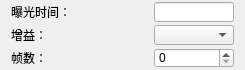
Above: ZCIPS/PanelDetector/pesipanelwidget.ui from maozi2327/ZCIPS before the change. Below: the same form after it.
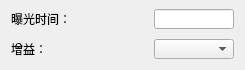
That is the form after the change.

```diff
--- a/ZCIPS/PanelDetector/pesipanelwidget.ui
+++ b/ZCIPS/PanelDetector/pesipanelwidget.ui
@@ -127,22 +127,6 @@
      </property>
     </widget>
    </item>
-   <item row="2" column="0">
-    <widget class="QLabel" name="singleShotFramesStaticLabel">
-     <property name="maximumSize">
-      <size>
-       <width>100</width>
-       <height>16777215</height>
-      </size>
-     </property>
-     <property name="text">
-      <string>帧数：</string>
-     </property>
-    </widget>
-   </item>
-   <item row="2" column="2">
-    <widget class="QSpinBox" name="singleShotFramesSpinBox"/>
-   </item>
   </layout>
  </widget>
  <layoutdefault spacing="6" margin="11"/>
```
Left out of the diff: 38 changed lines with no effect on the pictures.
